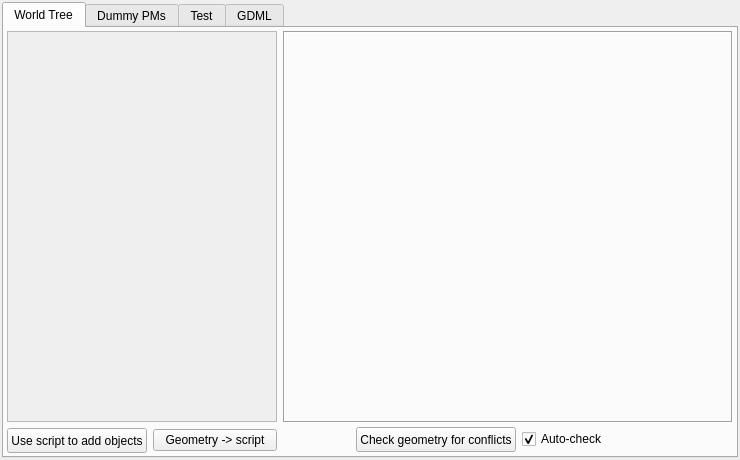
Old version of the form src/gui/detectoraddonswindow.ui in the repository andrmor/ANTS2.
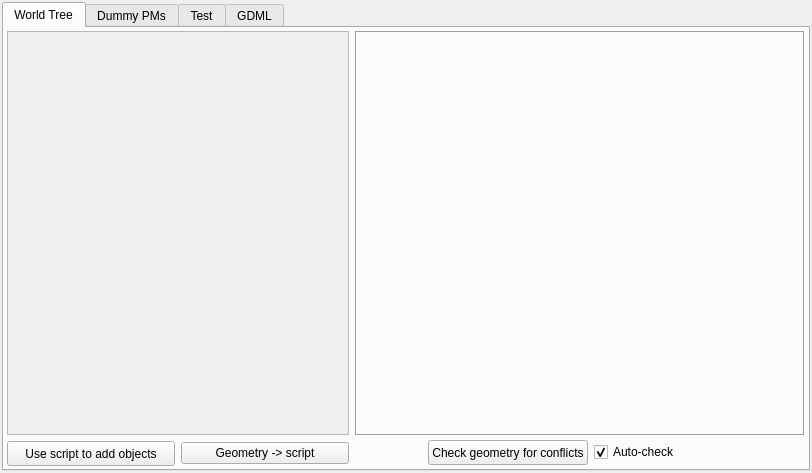
New version of the form.

```diff
--- a/src/gui/detectoraddonswindow.ui
+++ b/src/gui/detectoraddonswindow.ui
@@ -6,8 +6,8 @@
    <rect>
     <x>0</x>
     <y>0</y>
-    <width>740</width>
-    <height>460</height>
+    <width>812</width>
+    <height>473</height>
    </rect>
   </property>
   <property name="windowTitle">
@@ -61,8 +61,8 @@
               <rect>
                <x>0</x>
                <y>0</y>
-               <width>315</width>
-               <height>379</height>
+               <width>336</width>
+               <height>391</height>
               </rect>
              </property>
             </widget>
```
